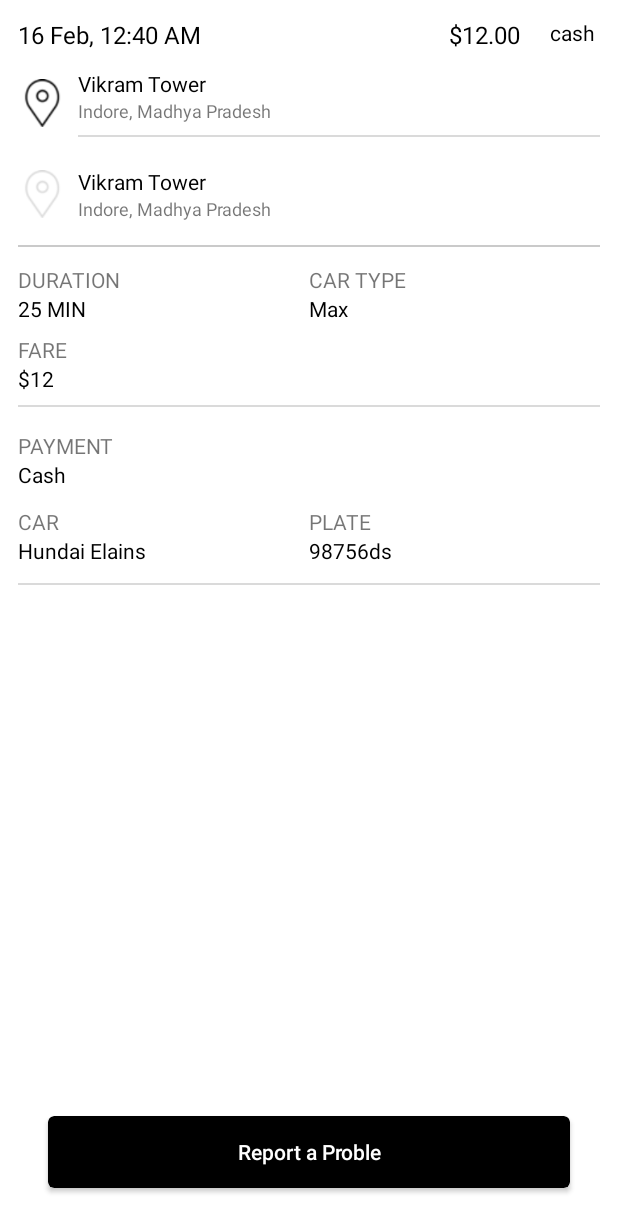
After one commit to amars2905/Taxi-Booking, an Android app: the layout activity_your_rides.xml on its own in the app's theme, with its tools: preview values and no code run, on a phone screen of 412 x 824 dp. The commit adds this screen. Shown: the top 1232 px of the screen. Run offline under Robolectric (Android 15) with nearby library versions, the phone set to English and light mode, and no system bars.

Commit message:
my layout

```diff
--- /dev/null
+++ b/app/src/main/res/layout/activity_your_rides.xml
@@ -0,0 +1,327 @@
+<?xml version="1.0" encoding="utf-8"?>
+<RelativeLayout xmlns:android="http://schemas.android.com/apk/res/android"
+    xmlns:app="http://schemas.android.com/apk/res-auto"
+    android:layout_width="match_parent"
+    android:layout_height="match_parent"
+    android:background="@color/white"
+    android:orientation="vertical"
+    android:padding="12dp">
+
+    <LinearLayout
+        android:layout_width="match_parent"
+        android:layout_height="wrap_content"
+        android:orientation="vertical">
+
+        <LinearLayout
+            android:layout_width="match_parent"
+            android:layout_height="wrap_content"
+            android:background="@android:color/transparent"
+            android:orientation="vertical">
+
+            <RelativeLayout
+                android:layout_width="match_parent"
+                android:layout_height="wrap_content">
+
+                <TextView
+                    android:layout_width="wrap_content"
+                    android:layout_height="wrap_content"
+                    android:text="16 Feb, 12:40 AM"
+                    android:textColor="@color/black"
+                    android:textSize="16sp"
+                    android:textStyle="normal" />
+
+                <TextView
+                    android:layout_width="wrap_content"
+                    android:layout_height="wrap_content"
+                    android:layout_toLeftOf="@+id/tvPaymentMode"
+                    android:text="$12.00 "
+                    android:textColor="@color/black"
+                    android:textSize="16sp"
+                    android:textStyle="normal" />
+
+                <TextView
+                    android:id="@+id/tvPaymentMode"
+                    android:layout_width="wrap_content"
+                    android:layout_height="wrap_content"
+                    android:layout_alignParentRight="true"
+                    android:layout_marginLeft="16dp"
+                    android:text="cash "
+                    android:textColor="@color/black" />
+
+            </RelativeLayout>
+
+            <LinearLayout
+                android:layout_width="match_parent"
+                android:layout_height="wrap_content"
+                android:orientation="horizontal"
+                android:paddingTop="12dp"
+                android:paddingBottom="12dp">
+
+                <ImageView
+                    android:layout_width="32dp"
+                    android:layout_height="32dp"
+                    android:layout_gravity="center_vertical"
+                    android:src="@drawable/ic_location1"
+                    android:tint="@color/black" />
+
+                <LinearLayout
+                    android:layout_width="match_parent"
+                    android:layout_height="wrap_content"
+                    android:orientation="vertical"
+                    android:paddingLeft="8dp">
+
+                    <TextView
+                        android:layout_width="wrap_content"
+                        android:layout_height="wrap_content"
+                        android:text="Vikram Tower"
+                        android:textColor="@color/black"
+                        android:textStyle="normal" />
+
+                    <TextView
+                        android:layout_width="wrap_content"
+                        android:layout_height="wrap_content"
+                        android:text="Indore, Madhya Pradesh"
+                        android:textSize="12dp"
+                        android:textStyle="normal" />
+
+                    <View
+                        android:layout_width="fill_parent"
+                        android:layout_height="1dp"
+                        android:layout_marginTop="8dp"
+                        android:background="@color/gray_g" />
+
+                </LinearLayout>
+
+            </LinearLayout>
+
+            <LinearLayout
+                android:layout_width="match_parent"
+                android:layout_height="wrap_content"
+                android:layout_marginBottom="8dp"
+                android:orientation="horizontal"
+                android:paddingTop="8dp"
+                android:paddingBottom="8dp">
+
+                <ImageView
+                    android:layout_width="32dp"
+                    android:layout_height="32dp"
+                    android:layout_gravity="center_vertical"
+                    android:src="@drawable/ic_location1"
+                    android:tint="@color/gray_g" />
+
+                <LinearLayout
+                    android:layout_width="match_parent"
+                    android:layout_height="wrap_content"
+                    android:layout_marginLeft="8dp"
+                    android:orientation="vertical">
+
+                    <TextView
+                        android:layout_width="wrap_content"
+                        android:layout_height="wrap_content"
+                        android:text="Vikram Tower"
+                        android:textColor="@color/black"
+                        android:textStyle="normal" />
+
+                    <TextView
+                        android:layout_width="wrap_content"
+                        android:layout_height="wrap_content"
+                        android:text="Indore, Madhya Pradesh"
+                        android:textSize="12dp"
+                        android:textStyle="normal" />
+                </LinearLayout>
+            </LinearLayout>
+        </LinearLayout>
+
+        <View
+            android:layout_width="fill_parent"
+            android:layout_height="1dp"
+            android:background="@color/gray_f" />
+
+        <LinearLayout
+            android:layout_width="match_parent"
+            android:layout_height="wrap_content"
+            android:layout_marginTop="12dp"
+            android:orientation="horizontal"
+            android:weightSum="2">
+
+            <LinearLayout
+                android:layout_width="match_parent"
+                android:layout_height="wrap_content"
+                android:layout_weight="1"
+                android:orientation="vertical">
+
+                <TextView
+                    android:layout_width="wrap_content"
+                    android:layout_height="wrap_content"
+                    android:text="Duration"
+                    android:textAllCaps="true"
+                    android:textStyle="normal" />
+
+                <TextView
+                    android:layout_width="wrap_content"
+                    android:layout_height="wrap_content"
+                    android:text="25 min"
+                    android:textAllCaps="true"
+                    android:textColor="@color/black"
+                    android:textStyle="normal" />
+            </LinearLayout>
+
+            <LinearLayout
+                android:layout_width="match_parent"
+                android:layout_height="wrap_content"
+                android:layout_weight="1"
+                android:orientation="vertical">
+
+                <TextView
+                    android:layout_width="wrap_content"
+                    android:layout_height="wrap_content"
+                    android:text="car type"
+                    android:textAllCaps="true"
+                    android:textStyle="normal" />
+
+                <TextView
+                    android:layout_width="wrap_content"
+                    android:layout_height="wrap_content"
+                    android:text="Max"
+                    android:textAllCaps="false"
+                    android:textColor="@color/black"
+                    android:textStyle="normal" />
+            </LinearLayout>
+        </LinearLayout>
+
+        <LinearLayout
+            android:layout_width="match_parent"
+            android:layout_height="wrap_content"
+            android:layout_marginTop="8dp"
+            android:orientation="vertical">
+
+            <TextView
+                android:layout_width="wrap_content"
+                android:layout_height="wrap_content"
+                android:text="fare"
+                android:textAllCaps="true"
+                android:textStyle="normal" />
+
+            <TextView
+                android:layout_width="wrap_content"
+                android:layout_height="wrap_content"
+                android:text="$12"
+                android:textAllCaps="false"
+                android:textColor="@color/black"
+                android:textStyle="normal" />
+
+            <View
+                android:layout_width="fill_parent"
+                android:layout_height="1dp"
+                android:layout_marginTop="8dp"
+                android:layout_marginBottom="8dp"
+                android:background="@color/gray_g" />
+        </LinearLayout>
+
+        <LinearLayout
+            android:layout_width="match_parent"
+            android:layout_height="wrap_content"
+            android:layout_marginTop="8dp"
+            android:orientation="vertical">
+
+            <TextView
+                android:layout_width="wrap_content"
+                android:layout_height="wrap_content"
+                android:text="payment"
+                android:textAllCaps="true"
+                android:textStyle="normal" />
+
+            <TextView
+                android:layout_width="wrap_content"
+                android:layout_height="wrap_content"
+                android:text="Cash"
+                android:textAllCaps="false"
+                android:textColor="@color/black"
+                android:textStyle="normal" />
+        </LinearLayout>
+
+        <LinearLayout
+            android:layout_width="match_parent"
+            android:layout_height="wrap_content"
+            android:layout_marginTop="12dp"
+            android:orientation="vertical">
+
+            <LinearLayout
+                android:layout_width="match_parent"
+                android:layout_height="wrap_content"
+                android:orientation="horizontal"
+                android:weightSum="2">
+
+                <LinearLayout
+                    android:layout_width="match_parent"
+                    android:layout_height="wrap_content"
+                    android:layout_weight="1"
+                    android:orientation="vertical">
+
+                    <TextView
+                        android:layout_width="wrap_content"
+                        android:layout_height="wrap_content"
+                        android:text="car"
+                        android:textAllCaps="true"
+                        android:textStyle="normal" />
+
+                    <TextView
+                        android:layout_width="wrap_content"
+                        android:layout_height="wrap_content"
+                        android:text="Hundai Elains"
+                        android:textAllCaps="false"
+                        android:textColor="@color/black"
+                        android:textStyle="normal" />
+                </LinearLayout>
+
+                <LinearLayout
+                    android:layout_width="match_parent"
+                    android:layout_height="wrap_content"
+                    android:layout_weight="1"
+                    android:orientation="vertical">
+
+                    <TextView
+                        android:layout_width="wrap_content"
+                        android:layout_height="wrap_content"
+                        android:text="plate"
+                        android:textAllCaps="true"
+                        android:textStyle="normal" />
+
+                    <TextView
+                        android:layout_width="wrap_content"
+                        android:layout_height="wrap_content"
+                        android:text="98756ds"
+                        android:textAllCaps="false"
+                        android:textColor="@color/black"
+                        android:textStyle="normal" />
+                </LinearLayout>
+            </LinearLayout>
+
+            <View
+                android:layout_width="fill_parent"
+                android:layout_height="1dp"
+                android:layout_marginTop="12dp"
+                android:layout_marginBottom="12dp"
+                android:background="@color/gray_g" />
+        </LinearLayout>
+    </LinearLayout>
+
+    <android.support.v7.widget.CardView
+        android:layout_width="match_parent"
+        android:layout_height="wrap_content"
+        android:layout_alignParentBottom="true"
+        android:layout_margin="20dp"
+        app:cardBackgroundColor="@color/black"
+        app:cardCornerRadius="4dp">
+
+        <Button
+            android:layout_width="match_parent"
+            android:layout_height="wrap_content"
+            android:background="@android:color/transparent"
+            android:text="Report a Proble"
+            android:textAllCaps="false"
+            android:textColor="@color/white" />
+    </android.support.v7.widget.CardView>
+
+
+</RelativeLayout>
--- a/app/src/main/res/layout/row_ride_history.xml
+++ b/app/src/main/res/layout/row_ride_history.xml
@@ -1,7 +1,137 @@
 <?xml version="1.0" encoding="utf-8"?>
-<RelativeLayout
-    xmlns:android="http://schemas.android.com/apk/res/android" android:layout_width="match_parent"
-    android:layout_height="match_parent">
+<RelativeLayout xmlns:android="http://schemas.android.com/apk/res/android"
+    xmlns:app="http://schemas.android.com/apk/res-auto"
+    android:layout_width="match_parent"
+    android:layout_height="wrap_content">
 
+    <android.support.v7.widget.CardView
+        android:layout_width="match_parent"
+        android:layout_height="wrap_content"
+        android:layout_marginLeft="8dp"
+        android:layout_marginTop="8dp"
+        android:layout_marginRight="8dp"
+        android:layout_marginBottom="8dp"
+        app:cardBackgroundColor="@color/white"
+        app:cardCornerRadius="8dp">
 
+        <LinearLayout
+            android:background="@android:color/transparent"
+            android:layout_width="match_parent"
+            android:layout_height="wrap_content"
+            android:orientation="vertical"
+            android:padding="12dp">
+
+            <RelativeLayout
+                android:layout_width="match_parent"
+                android:layout_height="wrap_content">
+
+                <TextView
+                    android:layout_width="wrap_content"
+                    android:layout_height="wrap_content"
+                    android:text="16 Feb, 12:40 AM"
+                    android:textColor="@color/black"
+                    android:textSize="16sp"
+                    android:textStyle="normal" />
+
+                <TextView
+                    android:layout_width="wrap_content"
+                    android:layout_height="wrap_content"
+                    android:layout_toLeftOf="@+id/tvPaymentMode"
+                    android:text="$12.00 "
+                    android:textColor="@color/black"
+                    android:textSize="16sp"
+                    android:textStyle="normal" />
+
+                <TextView
+                    android:id="@+id/tvPaymentMode"
+                    android:layout_width="wrap_content"
+                    android:layout_height="wrap_content"
+                    android:layout_alignParentRight="true"
+                    android:layout_marginLeft="16dp"
+                    android:text="cash "
+                    android:textColor="@color/black" />
+
+            </RelativeLayout>
+
+            <LinearLayout
+                android:layout_width="match_parent"
+                android:layout_height="wrap_content"
+                android:orientation="horizontal"
+                android:paddingTop="8dp"
+                android:paddingBottom="8dp">
+
+                <ImageView
+                    android:layout_width="32dp"
+                    android:layout_height="32dp"
+                    android:layout_gravity="center_vertical"
+                    android:src="@drawable/ic_location1"
+                    android:tint="@color/black" />
+
+                <LinearLayout
+                    android:layout_width="match_parent"
+                    android:layout_height="wrap_content"
+                    android:orientation="vertical"
+                    android:paddingLeft="8dp">
+
+                    <TextView
+                        android:layout_width="wrap_content"
+                        android:layout_height="wrap_content"
+                        android:text="Vikram Tower"
+                        android:textColor="@color/black"
+                        android:textStyle="normal" />
+
+                    <TextView
+                        android:layout_width="wrap_content"
+                        android:layout_height="wrap_content"
+                        android:text="Indore, Madhya Pradesh"
+                        android:textSize="12dp"
+                        android:textStyle="normal" />
+
+                    <View
+                        android:layout_width="fill_parent"
+                        android:layout_height="1dp"
+                        android:layout_marginTop="8dp"
+                        android:background="@color/gray_g" />
+
+                </LinearLayout>
+
+            </LinearLayout>
+
+            <LinearLayout
+                android:layout_width="match_parent"
+                android:layout_height="wrap_content"
+                android:orientation="horizontal"
+                android:paddingTop="8dp"
+                android:paddingBottom="8dp">
+
+                <ImageView
+                    android:layout_width="32dp"
+                    android:layout_height="32dp"
+                    android:layout_gravity="center_vertical"
+                    android:src="@drawable/ic_location1"
+                    android:tint="@color/gray_g" />
+
+                <LinearLayout
+                    android:layout_width="match_parent"
+                    android:layout_height="wrap_content"
+                    android:layout_marginLeft="8dp"
+                    android:orientation="vertical">
+
+                    <TextView
+                        android:layout_width="wrap_content"
+                        android:layout_height="wrap_content"
+                        android:text="Vikram Tower"
+                        android:textColor="@color/black"
+                        android:textStyle="normal" />
+
+                    <TextView
+                        android:layout_width="wrap_content"
+                        android:layout_height="wrap_content"
+                        android:text="Indore, Madhya Pradesh"
+                        android:textSize="12dp"
+                        android:textStyle="normal" />
+                </LinearLayout>
+            </LinearLayout>
+        </LinearLayout>
+    </android.support.v7.widget.CardView>
 </RelativeLayout>
```
Also changed, not shown: app/src/main/res/drawable/ic_location1.png (added).
